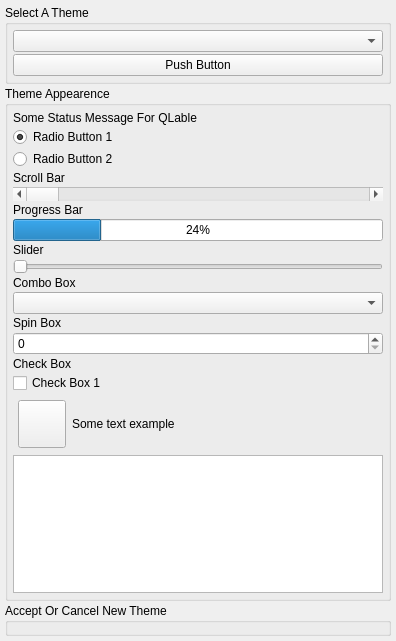
First picture: the form in AppsSrc/CommonSrc/Forms/AppletTheme.ui, repository brettrjones-github/nolimitconnect, before the edit.
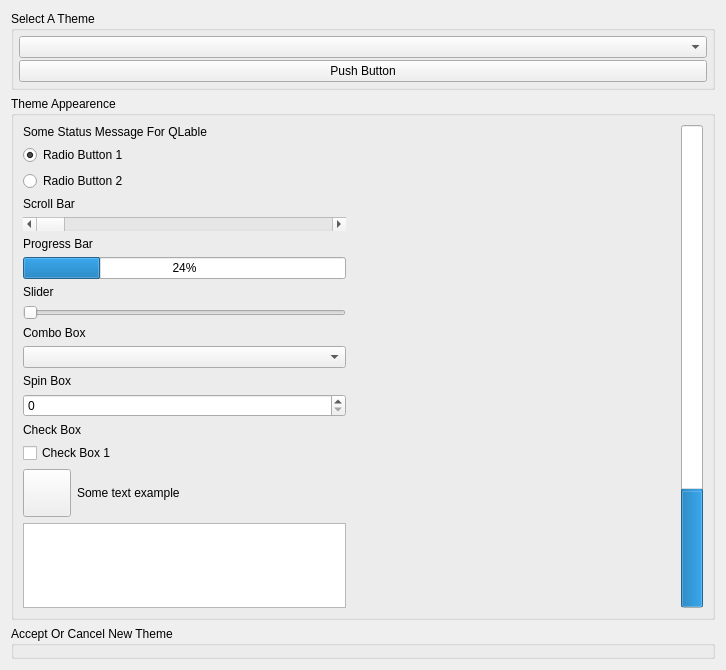
Second picture: the form after the edit. Custom widgets are drawn as their Qt base class.

Commit message: Fix VxAppStyle for progress bar and more sound control issues

```diff
--- a/AppsSrc/CommonSrc/Forms/AppletTheme.ui
+++ b/AppsSrc/CommonSrc/Forms/AppletTheme.ui
@@ -6,8 +6,8 @@
    <rect>
     <x>0</x>
     <y>0</y>
-    <width>396</width>
-    <height>641</height>
+    <width>726</width>
+    <height>670</height>
    </rect>
   </property>
   <property name="sizePolicy">
@@ -19,22 +19,7 @@
   <property name="windowTitle">
    <string>Form</string>
   </property>
-  <layout class="QVBoxLayout" name="verticalLayout">
-   <property name="spacing">
-    <number>2</number>
-   </property>
-   <property name="leftMargin">
-    <number>5</number>
-   </property>
-   <property name="topMargin">
-    <number>5</number>
-   </property>
-   <property name="rightMargin">
-    <number>5</number>
-   </property>
-   <property name="bottomMargin">
-    <number>5</number>
-   </property>
+  <layout class="QVBoxLayout" name="verticalLayout_3">
    <item>
     <widget class="QGroupBox" name="m_SelectThemeGroupBox">
      <property name="sizePolicy">
@@ -114,22 +99,9 @@
      <property name="title">
       <string>Theme Appearence</string>
      </property>
-     <layout class="QVBoxLayout" name="verticalLayout_3">
-      <property name="spacing">
-       <number>2</number>
-      </property>
-      <property name="leftMargin">
-       <number>5</number>
-      </property>
-      <property name="topMargin">
-       <number>5</number>
-      </property>
-      <property name="rightMargin">
-       <number>5</number>
-      </property>
-      <property name="bottomMargin">
-       <number>5</number>
-      </property>
+     <layout class="QHBoxLayout" name="horizontalLayout_3">
+      <item>
+       <layout class="QVBoxLayout" name="verticalLayout">
       <item>
        <widget class="QLabel" name="m_StatusLabel">
         <property name="text">
@@ -237,26 +209,7 @@
        </widget>
       </item>
       <item>
-       <widget class="QWidget" name="m_UpDirWidget" native="true">
-        <property name="sizePolicy">
-         <sizepolicy hsizetype="Expanding" vsizetype="Expanding">
-          <horstretch>0</horstretch>
-          <verstretch>0</verstretch>
-         </sizepolicy>
-        </property>
-        <layout class="QHBoxLayout" name="horizontalLayout_2">
-         <property name="leftMargin">
-          <number>5</number>
-         </property>
-         <property name="topMargin">
-          <number>5</number>
-         </property>
-         <property name="rightMargin">
-          <number>5</number>
-         </property>
-         <property name="bottomMargin">
-          <number>5</number>
-         </property>
+         <layout class="QHBoxLayout" name="horizontalLayout">
          <item>
           <widget class="VxPushButton" name="m_ThemeExampleButton">
            <property name="minimumSize">
@@ -293,10 +246,51 @@
           </widget>
          </item>
         </layout>
-       </widget>
       </item>
       <item>
        <widget class="VxPlainTextEdit" name="m_PlainTextEdit"/>
+        </item>
+       </layout>
+      </item>
+      <item>
+       <widget class="QWidget" name="m_UpDirWidget" native="true">
+        <property name="sizePolicy">
+         <sizepolicy hsizetype="Expanding" vsizetype="Expanding">
+          <horstretch>0</horstretch>
+          <verstretch>0</verstretch>
+         </sizepolicy>
+        </property>
+        <layout class="QHBoxLayout" name="horizontalLayout_2">
+         <property name="leftMargin">
+          <number>5</number>
+         </property>
+         <property name="topMargin">
+          <number>5</number>
+         </property>
+         <property name="rightMargin">
+          <number>5</number>
+         </property>
+         <property name="bottomMargin">
+          <number>5</number>
+         </property>
+        </layout>
+       </widget>
+      </item>
+      <item>
+       <widget class="QProgressBar" name="m_VertProgressBar">
+        <property name="sizePolicy">
+         <sizepolicy hsizetype="Minimum" vsizetype="Expanding">
+          <horstretch>0</horstretch>
+          <verstretch>0</verstretch>
+         </sizepolicy>
+        </property>
+        <property name="value">
+         <number>24</number>
+        </property>
+        <property name="orientation">
+         <enum>Qt::Vertical</enum>
+        </property>
+       </widget>
       </item>
      </layout>
     </widget>
```
Lines whose indentation alone changed are shown as unchanged. The commit also changes 24 other files.
